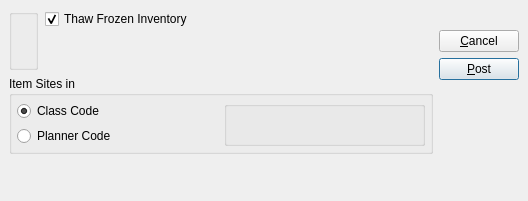
Before: the Qt Designer form xtuple/trunk/guiclient/postCountTags.ui in WooodHead/xtuple, drawn with Qt 5.
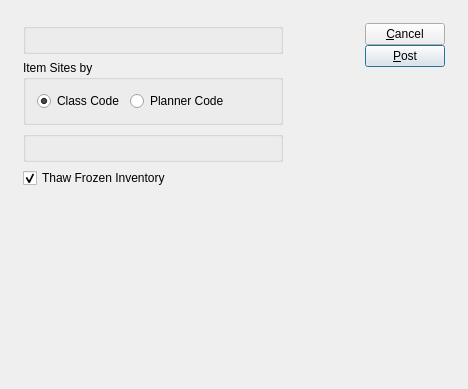
After: the same form once the commit is applied. Custom widgets are drawn as their Qt base class.

```diff
--- a/xtuple/trunk/guiclient/postCountTags.ui
+++ b/xtuple/trunk/guiclient/postCountTags.ui
@@ -13,90 +13,27 @@
    <rect>
     <x>0</x>
     <y>0</y>
-    <width>528</width>
-    <height>201</height>
+    <width>468</width>
+    <height>389</height>
    </rect>
   </property>
   <property name="windowTitle" >
    <string>Post Count Tags</string>
   </property>
-  <layout class="QGridLayout" >
-   <property name="margin" >
-    <number>9</number>
-   </property>
+  <layout class="QGridLayout" name="gridLayout_3" >
+   <item row="0" column="0" >
+    <layout class="QHBoxLayout" name="horizontalLayout_2" >
    <property name="spacing" >
-    <number>6</number>
-   </property>
-   <item row="0" column="1" >
-    <layout class="QVBoxLayout" >
+      <number>12</number>
+     </property>
      <property name="margin" >
-      <number>0</number>
+      <number>12</number>
      </property>
-     <property name="spacing" >
-      <number>6</number>
-     </property>
      <item>
-      <layout class="QVBoxLayout" >
-       <property name="margin" >
-        <number>0</number>
-       </property>
-       <property name="spacing" >
-        <number>6</number>
-       </property>
+      <layout class="QVBoxLayout" name="verticalLayout" >
        <item>
-        <widget class="QPushButton" name="_close" >
-         <property name="text" >
-          <string>&amp;Cancel</string>
-         </property>
-        </widget>
-       </item>
-       <item>
-        <widget class="QPushButton" name="_post" >
-         <property name="text" >
-          <string>&amp;Post</string>
-         </property>
-         <property name="default" >
-          <bool>true</bool>
-         </property>
-        </widget>
-       </item>
-      </layout>
-     </item>
-     <item>
-      <spacer>
-       <property name="orientation" >
-        <enum>Qt::Vertical</enum>
-       </property>
-       <property name="sizeType" >
-        <enum>QSizePolicy::Preferred</enum>
-       </property>
-       <property name="sizeHint" >
-        <size>
-         <width>77</width>
-         <height>91</height>
-        </size>
-       </property>
-      </spacer>
-     </item>
-    </layout>
-   </item>
+        <layout class="QGridLayout" name="gridLayout_2" >
    <item row="0" column="0" >
-    <layout class="QVBoxLayout" >
-     <property name="margin" >
-      <number>0</number>
-     </property>
-     <property name="spacing" >
-      <number>6</number>
-     </property>
-     <item>
-      <layout class="QHBoxLayout" >
-       <property name="margin" >
-        <number>0</number>
-       </property>
-       <property name="spacing" >
-        <number>7</number>
-       </property>
-       <item>
         <widget class="WarehouseGroup" name="_warehouse" >
          <property name="focusPolicy" >
           <enum>Qt::StrongFocus</enum>
@@ -104,98 +41,19 @@
          <property name="title" >
           <string/>
          </property>
-        </widget>
-       </item>
-       <item>
-        <layout class="QVBoxLayout" >
-         <property name="margin" >
-          <number>0</number>
-         </property>
-         <property name="spacing" >
-          <number>0</number>
-         </property>
-         <item>
-          <layout class="QHBoxLayout" >
-           <property name="margin" >
-            <number>0</number>
-           </property>
-           <property name="spacing" >
-            <number>0</number>
-           </property>
-           <item>
-            <widget class="QCheckBox" name="_thaw" >
-             <property name="minimumSize" >
-              <size>
-               <width>0</width>
-               <height>20</height>
-              </size>
-             </property>
-             <property name="text" >
-              <string>Thaw Frozen Inventory</string>
-             </property>
-             <property name="checked" >
-              <bool>true</bool>
-             </property>
-            </widget>
-           </item>
-           <item>
-            <spacer>
-             <property name="orientation" >
-              <enum>Qt::Horizontal</enum>
-             </property>
-             <property name="sizeType" >
-              <enum>QSizePolicy::Expanding</enum>
-             </property>
-             <property name="sizeHint" >
-              <size>
-               <width>20</width>
-               <height>20</height>
-              </size>
-             </property>
-            </spacer>
-           </item>
-          </layout>
-         </item>
-         <item>
-          <spacer>
-           <property name="orientation" >
-            <enum>Qt::Vertical</enum>
-           </property>
-           <property name="sizeType" >
-            <enum>QSizePolicy::Preferred</enum>
-           </property>
-           <property name="sizeHint" >
-            <size>
-             <width>10</width>
-             <height>41</height>
-            </size>
-           </property>
-          </spacer>
-         </item>
-        </layout>
-       </item>
-      </layout>
-     </item>
-     <item>
+           <property name="fixedSize" >
+            <bool>false</bool>
+           </property>
+          </widget>
+         </item>
+         <item row="1" column="0" >
       <widget class="QGroupBox" name="_type" >
        <property name="title" >
-        <string>Item Sites in</string>
-       </property>
-       <layout class="QHBoxLayout" >
-        <property name="margin" >
-         <number>5</number>
-        </property>
-        <property name="spacing" >
-         <number>5</number>
-        </property>
-        <item>
-         <layout class="QVBoxLayout" >
-          <property name="margin" >
-           <number>0</number>
-          </property>
-          <property name="spacing" >
-           <number>5</number>
-          </property>
+            <string>Item Sites by</string>
+           </property>
+           <layout class="QGridLayout" name="gridLayout" >
+            <item row="0" column="0" >
+             <layout class="QHBoxLayout" name="horizontalLayout" >
           <item>
            <widget class="QRadioButton" name="_classcode" >
             <property name="text" >
@@ -214,24 +72,24 @@
            </widget>
           </item>
           <item>
-           <spacer>
+               <spacer name="horizontalSpacer" >
             <property name="orientation" >
-             <enum>Qt::Vertical</enum>
-            </property>
-            <property name="sizeType" >
-             <enum>QSizePolicy::Preferred</enum>
-            </property>
-            <property name="sizeHint" >
+                 <enum>Qt::Horizontal</enum>
+                </property>
+                <property name="sizeHint" stdset="0" >
              <size>
-              <width>20</width>
-              <height>0</height>
+                  <width>40</width>
+                  <height>20</height>
              </size>
             </property>
            </spacer>
           </item>
          </layout>
         </item>
-        <item>
+           </layout>
+          </widget>
+         </item>
+         <item row="2" column="0" >
          <widget class="ParameterGroup" name="_parameter" >
           <property name="focusPolicy" >
            <enum>Qt::StrongFocus</enum>
@@ -239,12 +97,87 @@
           <property name="title" >
            <string/>
           </property>
-         </widget>
-        </item>
-       </layout>
+           <property name="fixedSize" >
+            <bool>false</bool>
+           </property>
+          </widget>
+         </item>
+         <item row="3" column="0" >
+          <widget class="QCheckBox" name="_thaw" >
+           <property name="minimumSize" >
+            <size>
+             <width>0</width>
+             <height>20</height>
+            </size>
+           </property>
+           <property name="text" >
+            <string>Thaw Frozen Inventory</string>
+           </property>
+           <property name="checked" >
+            <bool>true</bool>
+           </property>
+          </widget>
+         </item>
+        </layout>
+       </item>
+       <item>
+        <spacer name="verticalSpacer" >
+         <property name="orientation" >
+          <enum>Qt::Vertical</enum>
+         </property>
+         <property name="sizeHint" stdset="0" >
+          <size>
+           <width>20</width>
+           <height>0</height>
+          </size>
+         </property>
+        </spacer>
+       </item>
+      </layout>
+     </item>
+     <item>
+      <spacer>
+       <property name="orientation" >
+        <enum>Qt::Horizontal</enum>
+       </property>
+       <property name="sizeType" >
+        <enum>QSizePolicy::Expanding</enum>
+       </property>
+       <property name="sizeHint" stdset="0" >
+        <size>
+         <width>0</width>
+         <height>17</height>
+        </size>
+       </property>
+      </spacer>
+     </item>
+     <item>
+      <layout class="QVBoxLayout" >
+       <item>
+        <layout class="QVBoxLayout" >
+         <property name="spacing" >
+          <number>0</number>
+         </property>
+         <item>
+          <widget class="QPushButton" name="_close" >
+           <property name="text" >
+            <string>&amp;Cancel</string>
+           </property>
       </widget>
      </item>
      <item>
+          <widget class="QPushButton" name="_post" >
+           <property name="text" >
+            <string>&amp;Post</string>
+           </property>
+           <property name="default" >
+            <bool>true</bool>
+           </property>
+          </widget>
+         </item>
+        </layout>
+       </item>
+       <item>
       <spacer>
        <property name="orientation" >
         <enum>Qt::Vertical</enum>
@@ -252,13 +185,15 @@
        <property name="sizeType" >
         <enum>QSizePolicy::Expanding</enum>
        </property>
-       <property name="sizeHint" >
+         <property name="sizeHint" stdset="0" >
         <size>
-         <width>421</width>
-         <height>26</height>
+           <width>77</width>
+           <height>0</height>
         </size>
        </property>
       </spacer>
+       </item>
+      </layout>
      </item>
     </layout>
    </item>
@@ -267,16 +202,16 @@
  <layoutdefault spacing="6" margin="11" />
  <pixmapfunction>qPixmapFromMimeSource</pixmapfunction>
  <customwidgets>
-  <customwidget>
-   <class>WarehouseGroup</class>
-   <extends>QGroupBox</extends>
-   <header>warehousegroup.h</header>
-  </customwidget>
   <customwidget>
    <class>ParameterGroup</class>
    <extends>QGroupBox</extends>
    <header>parametergroup.h</header>
   </customwidget>
+  <customwidget>
+   <class>WarehouseGroup</class>
+   <extends>QGroupBox</extends>
+   <header>warehousegroup.h</header>
+  </customwidget>
  </customwidgets>
  <tabstops>
   <tabstop>_warehouse</tabstop>
```
Left out of the diff: 3 changed lines with no effect on the pictures. Lines whose indentation alone changed are shown as unchanged.
